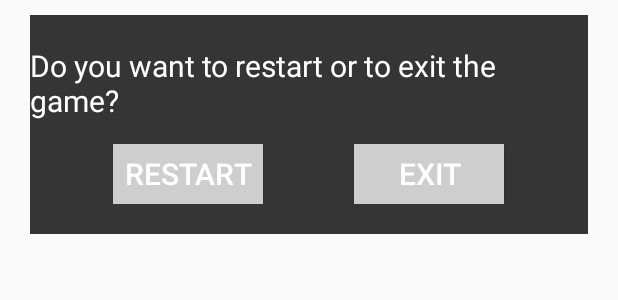
After one commit to Askir/Texas-Holdem-Android, an Android app: the layout fragment_end_query.xml on its own in the app's theme, with its tools: preview values and no code run, on a phone screen of 412 x 824 dp. The commit adds this screen. Shown: the top 300 px of the screen. Run offline under Robolectric (Android 15) with nearby library versions, the phone set to English and light mode, and no system bars.

Commit message:
building end dialog

```diff
--- a/app/src/main/java/de/szut/dqi12/texasholdem/gui/Game.java
+++ b/app/src/main/java/de/szut/dqi12/texasholdem/gui/Game.java
@@ -1,11 +1,13 @@
 package de.szut.dqi12.texasholdem.gui;
 
 import android.app.Activity;
+import android.app.Dialog;
 import android.content.Context;
 import android.content.Intent;
 import android.os.Bundle;
 import android.util.Log;
 import android.view.View;
+import android.view.ViewGroup;
 import android.view.inputmethod.InputMethodManager;
 import android.widget.Button;
 import android.widget.EditText;
@@ -28,7 +30,8 @@ public class Game  extends Activity {
     TextView tvPot, tvBudget, tvMinBet;
     EditText etBet;
 
-    // TODO: 08.01.2016 make winner rival cards bigger
+    private ViewGroup queryContainer, endQuery; // TODO: 22.02.2016 add endQuerys Button!
+
 
     // nor = number of rivals, just a default value.
     int nor = 1;
@@ -70,6 +73,9 @@ public class Game  extends Activity {
         ivP5C1 = (ImageView)findViewById(R.id.imageViewGameP5C1);
         ivP5C2 = (ImageView)findViewById(R.id.imageViewGameP5C2);
 
+        // contains all views in the middle of game field
+        queryContainer = (ViewGroup) findViewById(R.id.queryContainer);
+
         // load table cards
         tc1 = (ImageView)findViewById(R.id.imageViewGameTC1);
         tc2 = (ImageView)findViewById(R.id.imageViewGameTC2);
@@ -110,6 +116,9 @@ public class Game  extends Activity {
         ivBR3 = (ImageView)findViewById(R.id.ivGameBlindR3);
         ivBR4 = (ImageView)findViewById(R.id.ivGameBlindR4);
         ivBR5 = (ImageView)findViewById(R.id.ivGameBlindR5);
+
+        // this container will be exchanged
+        endQuery = (ViewGroup) findViewById(R.id.endQuery);
     }
 
     /**
@@ -614,6 +623,14 @@ public class Game  extends Activity {
         // TODO: 16.02.2016 implement a view-guery where the user gets asked whether he want to play anymore and then end or restart the game.
     }
 
+    private void showEndDialog(){
+        queryContainer.removeAllViews();
+        View showEQ = getLayoutInflater().inflate(R.layout.fragment_end_query, null); // TODO: 22.02.2016 maybe get exception, not shure wether delivering the fragment xml is right.
+        queryContainer.addView(showEQ);
+    }
+
+
+
     /**
      * Do nothing on pressing the physical back button to not quit the game.
      */
--- /dev/null
+++ b/app/src/main/res/layout/fragment_end_query.xml
@@ -0,0 +1,65 @@
+<?xml version="1.0" encoding="utf-8"?>
+<FrameLayout
+    xmlns:android="http://schemas.android.com/apk/res/android"
+    android:layout_width="match_parent"
+    android:layout_height="wrap_content"
+    android:id="@+id/endQuery"
+    >
+
+    <RelativeLayout xmlns:android="http://schemas.android.com/apk/res/android"
+        android:layout_width="match_parent"
+        android:layout_height="wrap_content"
+        android:layout_marginLeft="20dp"
+        android:layout_marginRight="20dp"
+        android:layout_marginTop="10dp"
+        android:layout_marginBottom="20dp"
+        android:background="#353535"
+        android:paddingTop="20dp"
+        android:paddingBottom="20dp">
+
+        <TextView
+            android:layout_width="wrap_content"
+            android:layout_height="wrap_content"
+            android:text="Do you want to restart or to exit the game?"
+            android:textSize="20sp"
+            android:textColor="#ffffff"
+            android:layout_centerHorizontal="true"
+            android:layout_alignParentTop="true"
+            android:id="@+id/tvRoE"
+            />
+
+        <EditText
+            android:layout_width="wrap_content"
+            android:layout_height="wrap_content"
+            android:id="@+id/center"
+            android:visibility="invisible"
+            android:layout_below="@+id/tvRoE"
+            android:layout_centerHorizontal="true" />
+
+        <Button
+            android:layout_width="100dp"
+            android:layout_height="40dp"
+            android:text="Restart"
+            android:textSize="20sp"
+            android:textColor="#ffffff"
+            android:id="@+id/restart"
+            android:layout_below="@+id/tvRoE"
+            android:layout_toLeftOf="@+id/center"
+            android:background="#c3ffffff"
+            android:layout_marginTop="15dp"
+            android:layout_marginRight="20dp" />
+
+        <Button
+            android:layout_width="100dp"
+            android:layout_height="40dp"
+            android:text="Exit"
+            android:textSize="20sp"
+            android:textColor="#ffffff"
+            android:id="@+id/exit"
+            android:layout_below="@+id/tvRoE"
+            android:layout_toRightOf="@+id/center"
+            android:background="#c3ffffff"
+            android:layout_marginTop="15dp"
+            android:layout_marginLeft="20dp" />
+    </RelativeLayout>
+</FrameLayout>
--- a/app/src/main/res/layout/game.xml
+++ b/app/src/main/res/layout/game.xml
@@ -222,6 +222,11 @@
         android:layout_centerHorizontal="true"
         android:id="@+id/TableRowMid">
 
+        <FrameLayout
+            android:layout_height="wrap_content"
+            android:layout_width="match_parent"
+            android:id="@+id/queryContainer">
+
             <RelativeLayout
                 android:layout_width="match_parent"
                 android:layout_height="match_parent">
@@ -336,6 +341,8 @@
 
             </RelativeLayout>
 
+        </FrameLayout>
+
     </TableRow>
 
     <!-- Bot -->
```
Lines whose indentation alone changed are shown as unchanged.
